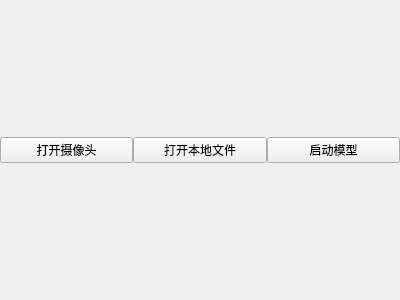
First picture: the form in assets/ui/sub_video_buttons.ui, repository chordfish-k/MicroDoc_test, before the edit.
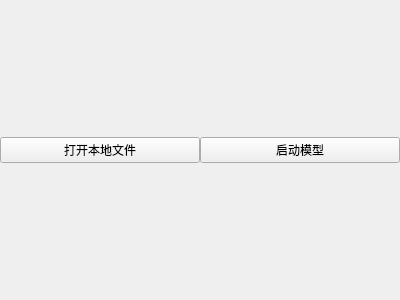
Second picture: the form after the edit.

What changed in the file:
```diff
--- a/assets/ui/sub_video_buttons.ui
+++ b/assets/ui/sub_video_buttons.ui
@@ -34,7 +34,7 @@
      <property name="styleSheet">
       <string notr="true"/>
      </property>
-     <layout class="QHBoxLayout" name="subVideoBtnBgLayout" stretch="1,1,1">
+     <layout class="QHBoxLayout" name="subVideoBtnBgLayout" stretch="1,1">
       <property name="spacing">
        <number>0</number>
       </property>
@@ -50,13 +50,6 @@
       <property name="bottomMargin">
        <number>0</number>
       </property>
-      <item>
-       <widget class="QPushButton" name="svBtnCamera">
-        <property name="text">
-         <string>打开摄像头</string>
-        </property>
-       </widget>
-      </item>
       <item>
        <widget class="QPushButton" name="svBtnFile">
         <property name="text">
```
